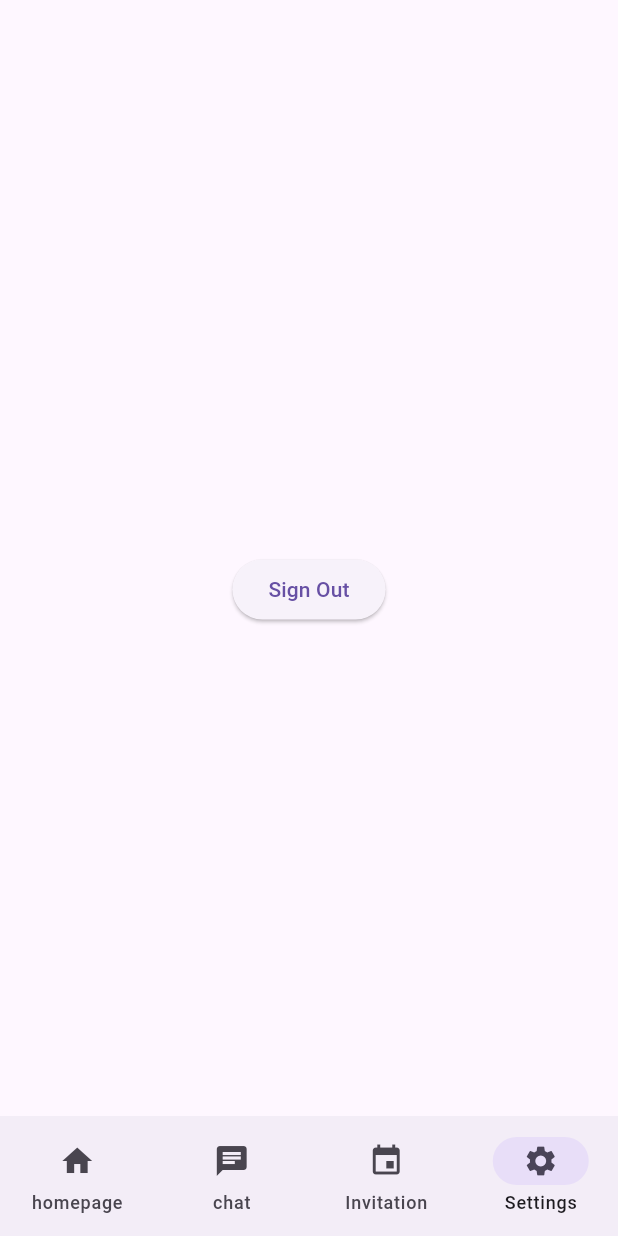
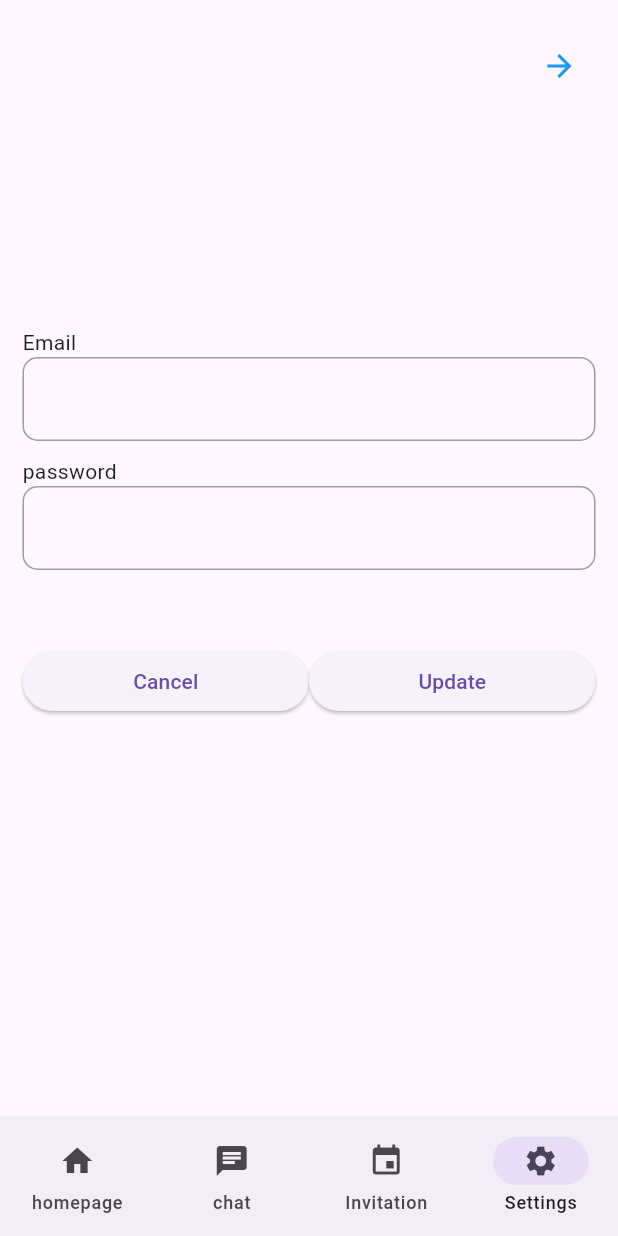
Before and after one commit to houssainebendhieb/Collaborative-Application, a Flutter app: the screen it shows once a user with an empty profile is signed in, item 4 of the bottom bar chosen, on a phone screen of 412 x 824 dp. Run offline on Flutter 3.47's test engine with Material 3 defaults, Android fonts, the phone set to English and light mode, and no system bars; our stand-ins replace bloc, cloud_firestore, equatable, firebase_auth, firebase_core, flutter_bloc and 2 more; missing offline and left inert: flutter_quill; accounts and stored records are empty.

Commit message:
finish settings ui

```diff
--- a/lib/feature/auth/data/cubit/user_cubit.dart
+++ b/lib/feature/auth/data/cubit/user_cubit.dart
@@ -25,6 +25,7 @@ class UserCubit extends Cubit<UserState> {
       final SharedPreferences prefs = await SharedPreferences.getInstance();
       prefs.setString("id", data['id']);
       prefs.setString("email", data['email']);
+      prefs.setString("password", data['password']);
       print("here");
       print(res);
       print("id de user : ${data['id']}");
@@ -43,8 +44,9 @@ class UserCubit extends Cubit<UserState> {
     try {
       await FirebaseAuth.instance
           .createUserWithEmailAndPassword(email: email, password: password);
-      DocumentReference doc =
-          await _firebase.collection("user").add({"email": email});
+      DocumentReference doc = await _firebase
+          .collection("user")
+          .add({"email": email, "password": password});
       await _firebase.collection("user").doc(doc.id).update({"id": doc.id});
       await FirebaseAuth.instance
           .signInWithEmailAndPassword(email: email, password: password);
@@ -66,12 +68,11 @@ class UserCubit extends Cubit<UserState> {
       return false;
     }
   }
-
   Future<void> SignOut() async {
     final SharedPreferences prefs = await SharedPreferences.getInstance();
-
     await prefs.remove("id");
     await prefs.remove("email");
     await FirebaseAuth.instance.signOut();
   }
+
 }
--- a/lib/feature/invitation/views/invitation.dart
+++ b/lib/feature/invitation/views/invitation.dart
@@ -4,7 +4,6 @@ import 'package:google_docs_clone/core/utils/di/get_instance.dart';
 import 'package:google_docs_clone/feature/invitation/cubit/invitation_cubit.dart';
 import 'package:google_docs_clone/feature/invitation/logic/repo/invitation_repo.dart';
 import 'package:google_docs_clone/feature/invitation/views/pending.dart';
-import 'package:google_docs_clone/feature/invitation/views/request.dart';
 
 class InvitationScreen extends StatefulWidget {
   const InvitationScreen({super.key});
--- /dev/null
+++ b/lib/feature/settings/cubit/setting_cubit.dart
@@ -0,0 +1,9 @@
+import 'package:bloc/bloc.dart';
+import 'package:equatable/equatable.dart';
+
+part 'setting_state.dart';
+
+class SettingCubit extends Cubit<SettingState> {
+  SettingCubit() : super(SettingInitial());
+
+}
--- /dev/null
+++ b/lib/feature/settings/cubit/setting_state.dart
@@ -0,0 +1,10 @@
+part of 'setting_cubit.dart';
+
+sealed class SettingState extends Equatable {
+  const SettingState();
+
+  @override
+  List<Object> get props => [];
+}
+
+final class SettingInitial extends SettingState {}
--- a/lib/feature/settings/views/settings.dart
+++ b/lib/feature/settings/views/settings.dart
@@ -2,6 +2,7 @@ import 'package:firebase_auth/firebase_auth.dart';
 import 'package:flutter/material.dart';
 import 'package:flutter_bloc/flutter_bloc.dart';
 import 'package:google_docs_clone/core/utils/di/get_instance.dart';
+import 'package:google_docs_clone/core/widgets/custom_text_field.dart';
 import 'package:google_docs_clone/feature/auth/data/cubit/user_cubit.dart';
 import 'package:shared_preferences/shared_preferences.dart';
 
@@ -13,22 +14,79 @@ class SettingScreen extends StatefulWidget {
 }
 
 class _SettingsState extends State<SettingScreen> {
+  final TextEditingController emailController = TextEditingController();
+  final TextEditingController passwordController = TextEditingController();
   final SharedPreferences sharedPreferences = getIt.get<SharedPreferences>();
   @override
   Widget build(BuildContext context) {
-    return Column(
-      crossAxisAlignment: CrossAxisAlignment.center,
-      mainAxisAlignment: MainAxisAlignment.center,
-      children: [
-        Text("${sharedPreferences.get("email")}"),
-        Text("${sharedPreferences.get("id")}"),
-        Center(
-            child: ElevatedButton(
-                onPressed: () {
-                  context.read<UserCubit>().SignOut();
-                },
-                child: const Text("Sign Out"))),
-      ],
+    emailController.text = sharedPreferences.getString("email") ?? " ";
+    String email = sharedPreferences.getString("email") ?? " ";
+    passwordController.text = sharedPreferences.getString("password") ?? " ";
+    String password = sharedPreferences.getString("password") ?? " ";
+    return Padding(
+      padding: const EdgeInsets.symmetric(horizontal: 15, vertical: 20),
+      child: Column(
+        crossAxisAlignment: CrossAxisAlignment.start,
+        children: [
+          Row(
+            mainAxisAlignment: MainAxisAlignment.end,
+            children: [
+              IconButton(
+                  onPressed: () {
+                    context.read<UserCubit>().SignOut();
+                  },
+                  icon: const Icon(Icons.arrow_forward, color: Colors.blue))
+            ],
+          ),
+          const SizedBox(
+            height: 150,
+          ),
+          Text("Email"),
+          TextField(
+            controller: emailController,
+            decoration: InputDecoration(
+              enabledBorder: OutlineInputBorder(
+                  borderSide: const BorderSide(color: Colors.grey),
+                  borderRadius: BorderRadius.circular(10)),
+              focusedBorder: OutlineInputBorder(
+                  borderSide: const BorderSide(color: Colors.blue),
+                  borderRadius: BorderRadius.circular(10)),
+            ),
+          ),
+          const SizedBox(
+            height: 10,
+          ),
+          const Text("password"),
+          TextField(
+            controller: passwordController,
+            decoration: InputDecoration(
+              enabledBorder: OutlineInputBorder(
+                  borderSide: const BorderSide(color: Colors.grey),
+                  borderRadius: BorderRadius.circular(10)),
+              focusedBorder: OutlineInputBorder(
+                  borderSide: const BorderSide(color: Colors.blue),
+                  borderRadius: BorderRadius.circular(10)),
+            ),
+          ),
+          const SizedBox(
+            height: 50,
+          ),
+          Row(
+            children: [
+              Expanded(
+                  child: ElevatedButton(
+                      onPressed: () {
+                        emailController.text = email;
+                        passwordController.text = password;
+                      },
+                      child: const Text("Cancel"))),
+              Expanded(
+                  child: ElevatedButton(
+                      onPressed: () {}, child: const Text("Update"))),
+            ],
+          )
+        ],
+      ),
     );
   }
 }
```
